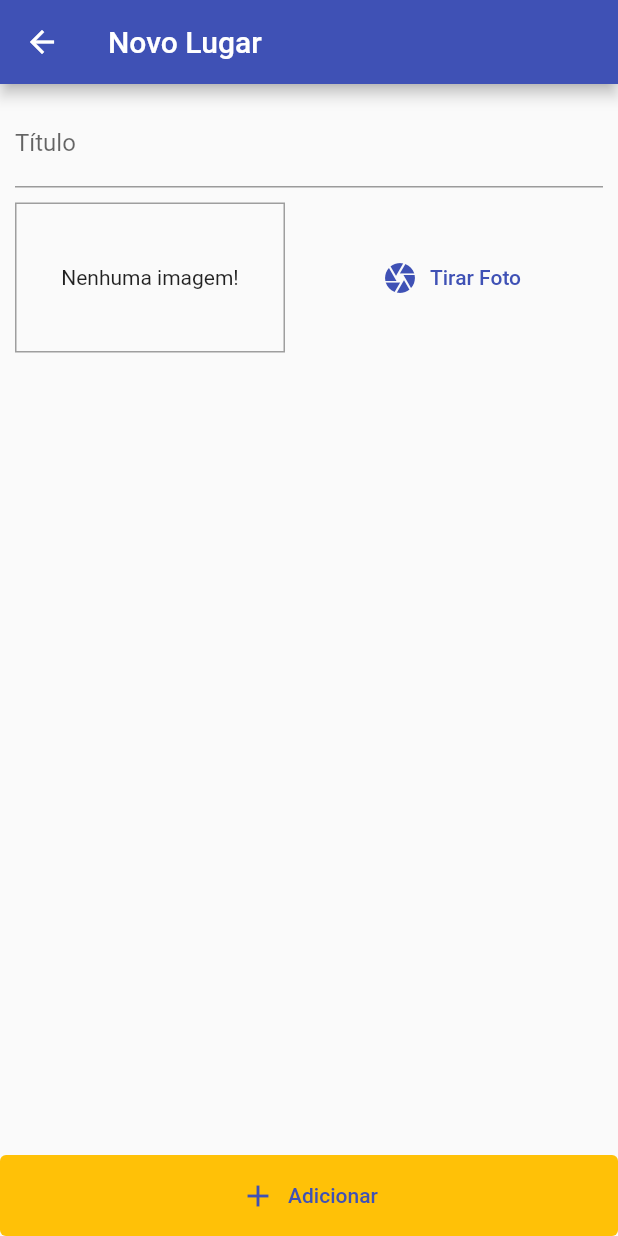
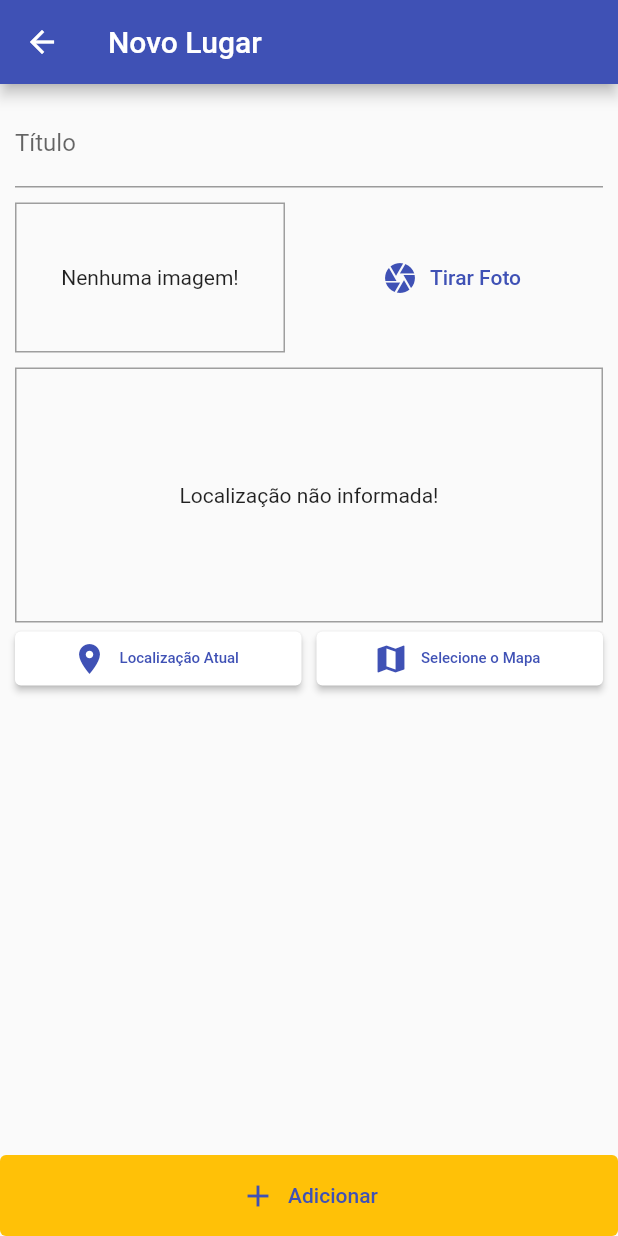
Before and after one commit to viniciusdds/Great-Place, a Flutter app: the PlaceFormScreen screen opened by its route, on a phone screen of 412 x 824 dp. Run offline on Flutter 3.47's test engine with Material 2 defaults, Android fonts, the phone set to English and light mode, and no system bars; our stand-ins replace google_maps_flutter, image_picker, location, sqflite; accounts and stored records are empty.

Commit message:
aula 356

```diff
--- a/lib/models/place.dart
+++ b/lib/models/place.dart
@@ -6,7 +6,7 @@ class PlaceLocation {
   final double longitude;
   final String address;
 
-  PlaceLocation({
+ const PlaceLocation({
     @required this.latitude,
     @required this.longitude,
     this.address
--- a/lib/screens/place_form_screen.dart
+++ b/lib/screens/place_form_screen.dart
@@ -3,6 +3,7 @@ import 'dart:io';
 import 'package:flutter/material.dart';
 import 'package:great_places/providers/great_places.dart';
 import 'package:great_places/widgets/image_input.dart';
+import 'package:great_places/widgets/location_input.dart';
 import 'package:provider/provider.dart';
 
 class PlaceFormScreen extends StatefulWidget {
@@ -56,6 +57,8 @@ class _PlaceFormScreenState extends State<PlaceFormScreen> {
                    ),
                    SizedBox(height: 10),
                    ImageInput(this._selectImage),
+                   SizedBox(height: 10),
+                   LocationInput()
                  ],
                ),
              ),
--- /dev/null
+++ b/lib/utils/location_util.dart
@@ -0,0 +1,10 @@
+const GOOGLE_API_KEY = '5a67c4223149453ea16f100abfb7b529';
+
+class LocationUtil {
+  static String generateLocationPreviewImage({
+    double latitude,
+    double longitude,
+  }) {
+    return 'https://maps.geoapify.com/v1/staticmap?style=osm-bright-smooth&width=600&height=400&center=lonlat%3A-122.29009844646316%2C47.54607447032754&zoom=14.3497&marker=lonlat%3A-122.29188334609739%2C47.54403990655936%3Btype%3Aawesome%3Bcolor%3A%23bb3f73%3Bsize%3Ax-large%3Bicon%3Apaw%7Clonlat%3A-122.29282631194182%2C47.549609195001494%3Btype%3Amaterial%3Bcolor%3A%234c905a%3Bicon%3Atree%3Bicontype%3Aawesome%7Clonlat%3A-122.28726954893025%2C47.541766557545884%3Btype%3Amaterial%3Bcolor%3A%234c905a%3Bicon%3Atree%3Bicontype%3Aawesome&apiKey=$GOOGLE_API_KEY';
+  }
+}
--- /dev/null
+++ b/lib/widgets/location_input.dart
@@ -0,0 +1,109 @@
+import 'package:flutter/material.dart';
+import 'package:great_places/screens/map_screen.dart';
+import 'package:great_places/utils/location_util.dart';
+import 'package:location/location.dart';
+
+class LocationInput extends StatefulWidget {
+  @override
+  _LocationInputState createState() => _LocationInputState();
+}
+
+class _LocationInputState extends State<LocationInput> {
+  String _previewImageUrl;
+
+  Future<void> _getCurrentUserLocation() async {
+    final locData = await Location().getLocation();
+
+    final staticMapImageUrl =  LocationUtil.generateLocationPreviewImage(
+      latitude: 37.419857,
+      longitude: -122.078827,
+    );
+
+    setState(() {
+      _previewImageUrl = staticMapImageUrl;
+    });
+  }
+
+  Future<void> _selectOnMap() async {
+     final selectedLocation = await Navigator.of(context).push(
+      MaterialPageRoute(
+          fullscreenDialog: true,
+          builder: (ctx) => MapScreen()
+      )
+    );
+
+     if(selectedLocation == null){
+       return;
+     }
+  }
+
+  @override
+  Widget build(BuildContext context) {
+    return Column(
+      children: [
+        Container(
+          height: 170,
+          width: double.infinity,
+          alignment: Alignment.center,
+          decoration: BoxDecoration(
+            border: Border.all(
+              width: 1,
+              color: Colors.grey
+            )
+          ),
+          child: _previewImageUrl == null ?
+           Text('Localização não informada!')
+          : Image.network(
+            _previewImageUrl,
+            fit: BoxFit.cover,
+            width: double.infinity,
+          ),
+        ),
+        Row(
+          mainAxisAlignment: MainAxisAlignment.spaceEvenly,
+          children: [
+            Flexible(
+              child: SizedBox(
+                width: double.infinity,
+                child: ElevatedButton.icon(
+                  icon: Icon(Icons.location_on),
+                  label: Text(
+                      'Localização Atual',
+                    style: TextStyle(
+                        fontSize: 10
+                    ),
+                  ),
+                  style: ElevatedButton.styleFrom(
+                    primary: Colors.white,
+                    onPrimary: Theme.of(context).primaryColor
+                  ),
+                  onPressed: _getCurrentUserLocation,
+                ),
+              ),
+            ),
+            SizedBox(width: 10),
+            Flexible(
+              child: SizedBox(
+                width: double.infinity,
+                child: ElevatedButton.icon(
+                  icon: Icon(Icons.map),
+                  label: Text(
+                      'Selecione o Mapa',
+                    style: TextStyle(
+                      fontSize: 10
+                    ),
+                  ),
+                  style: ElevatedButton.styleFrom(
+                      primary: Colors.white,
+                      onPrimary: Theme.of(context).primaryColor,
+                  ),
+                  onPressed: _selectOnMap,
+                ),
+              ),
+            )
+          ],
+        )
+      ],
+    );
+  }
+}
--- a/pubspec.yaml
+++ b/pubspec.yaml
@@ -33,6 +33,8 @@ dependencies:
   path_provider: ^2.0.2
   path: ^1.8.0
   sqflite: ^1.3.1
+  location: ^4.3.0
+  google_maps_flutter: ^2.0.8
 
 dev_dependencies:
   flutter_test:
```
Also changed, not shown: lib/screens/map_screen.dart (added, +38 -0 lines), pubspec.lock, 3 other files.
